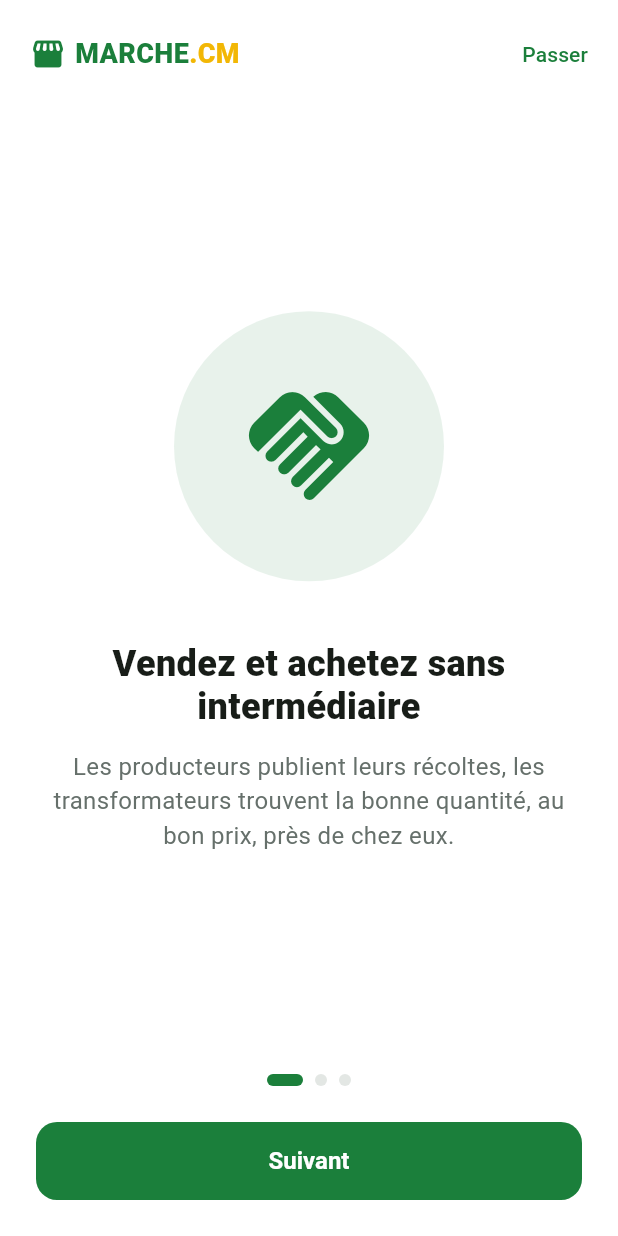
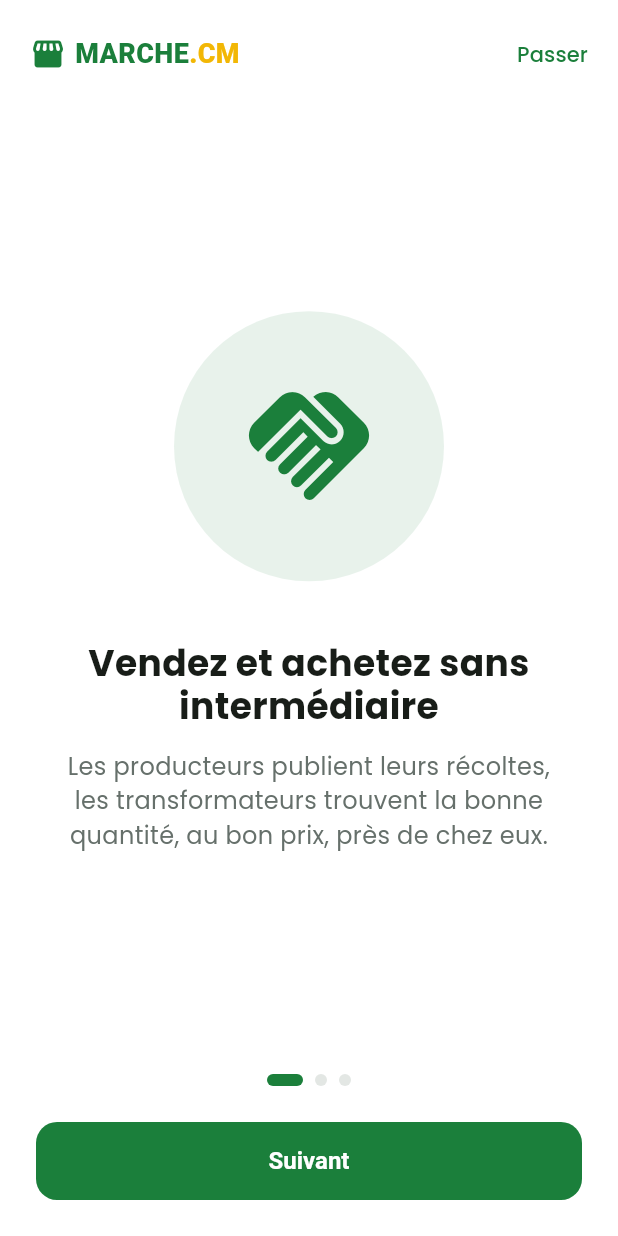
Before and after one commit to enzolord/MARCHE.CM-FRONT, a Flutter app: the screen it shows after launch, on a phone screen of 412 x 824 dp. Run offline on Flutter 3.47's test engine with Material 3 defaults, Android fonts, the phone set to English and light mode, and no system bars; our stand-ins replace cupertino_ui, material_ui; accounts and stored records are empty; statements that could not run were skipped.

Commit message:
Police Poppins embarquée, démo web publiée sur la branche demo-web
Co-Authored-By: Claude Opus 5.5 <noreply@anthropic.com>
Claude-Session: https://claude.ai/code/session_01NAgm9iBdzYNqUpWXvREEpH

```diff
--- a/lib/core/theme.dart
+++ b/lib/core/theme.dart
@@ -28,7 +28,7 @@ ThemeData buildTheme() {
     surface: Colors.white,
     error: AppColors.red,
   );
-  final base = ThemeData(colorScheme: scheme, useMaterial3: true);
+  final base = ThemeData(colorScheme: scheme, useMaterial3: true, fontFamily: 'Poppins');
   return base.copyWith(
     scaffoldBackgroundColor: AppColors.page,
     appBarTheme: const AppBarTheme(
@@ -38,6 +38,7 @@ ThemeData buildTheme() {
       scrolledUnderElevation: 1,
       centerTitle: false,
       titleTextStyle: TextStyle(
+        fontFamily: 'Poppins',
         color: AppColors.ink,
         fontSize: 20,
         fontWeight: FontWeight.w700,
```
Also changed, not shown: pubspec.yaml (+8 -0 lines), assets/fonts/Poppins-Bold.ttf (added), assets/fonts/Poppins-Medium.ttf (added), assets/fonts/Poppins-Regular.ttf (added), 2 other files.
